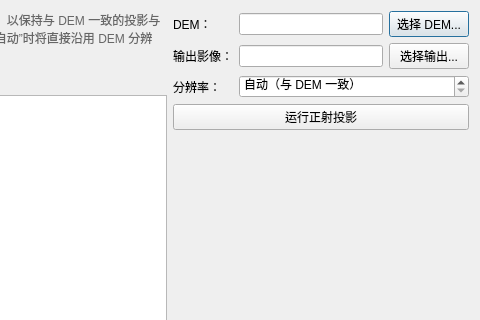
Qt form src/gui/dialogs/MapProjectDialog.ui (guderianXu/plascan) before a commit; both pictures show x 140 to 620 and y 0 to 320 of the 620 by 440 pixel window.
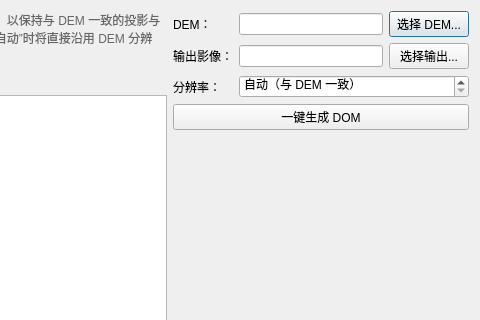
The same form after that commit.

Diff of the .ui file:
```diff
--- a/src/gui/dialogs/MapProjectDialog.ui
+++ b/src/gui/dialogs/MapProjectDialog.ui
@@ -131,7 +131,7 @@
      <item>
       <widget class="QPushButton" name="runBtn">
        <property name="text">
-        <string>运行正射投影</string>
+        <string>一键生成 DOM</string>
        </property>
       </widget>
      </item>
```
